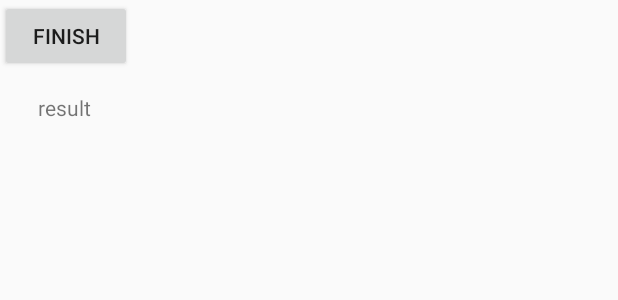
After one commit to junki-gnct/miekaji-app, an Android app: the layout activity_result.xml on its own in the app's theme, with its tools: preview values and no code run, on a phone screen of 412 x 824 dp. The commit adds this screen. Shown: the top 300 px of the screen. Run offline under Robolectric (Android 15) with nearby library versions, the phone set to English and light mode, and no system bars; network calls fail.

```diff
--- a/app/build.gradle
+++ b/app/build.gradle
@@ -49,5 +49,6 @@ dependencies {
     androidTestImplementation 'androidx.test.espresso:espresso-core:3.2.0'
     implementation "androidx.recyclerview:recyclerview:1.1.0"
     implementation "androidx.cardview:cardview:1.0.0"
+    implementation "androidx.fragment:fragment-ktx:1.3.0-alpha04"
 
 }
--- a/app/src/main/AndroidManifest.xml
+++ b/app/src/main/AndroidManifest.xml
@@ -13,9 +13,11 @@
         android:roundIcon="@mipmap/ic_launcher_round"
         android:supportsRtl="true"
         android:theme="@style/AppTheme">
-        <activity android:name=".MeasureActivity"
+        <activity android:name=".ResultActivity"></activity>
+        <activity
+            android:name=".MeasureActivity"
             android:label="@string/title_activity_measure"
-            android:screenOrientation="portrait"></activity>
+            android:screenOrientation="portrait" />
         <activity
             android:name=".MainActivity"
             android:label="@string/app_name"
--- /dev/null
+++ b/app/src/main/res/layout/activity_result.xml
@@ -0,0 +1,26 @@
+<?xml version="1.0" encoding="utf-8"?>
+<androidx.constraintlayout.widget.ConstraintLayout xmlns:android="http://schemas.android.com/apk/res/android"
+    xmlns:app="http://schemas.android.com/apk/res-auto"
+    xmlns:tools="http://schemas.android.com/tools"
+    android:layout_width="match_parent"
+    android:layout_height="match_parent"
+    tools:context=".ResultActivity">
+
+    <Button
+        android:id="@+id/FinishBtn"
+        android:layout_width="wrap_content"
+        android:layout_height="wrap_content"
+        android:text="Finish"
+        app:layout_constraintStart_toStartOf="parent"
+        app:layout_constraintTop_toTopOf="parent" />
+
+    <TextView
+        android:id="@+id/textView6"
+        android:layout_width="wrap_content"
+        android:layout_height="wrap_content"
+        android:layout_marginStart="25dp"
+        android:layout_marginTop="14dp"
+        android:text="result"
+        app:layout_constraintStart_toStartOf="parent"
+        app:layout_constraintTop_toBottomOf="@+id/FinishBtn" />
+</androidx.constraintlayout.widget.ConstraintLayout>
```
Also changed, not shown: app/src/main/java/jp/ac/gifu_nct/miekaji/MeasureActivity.kt (+29 -0 lines), app/src/main/java/jp/ac/gifu_nct/miekaji/ResultActivity.kt (added, +18 -0 lines), app/src/main/java/jp/ac/gifu_nct/miekaji/ui/home/HomeFragment.kt (+55 -6 lines), app/src/main/java/jp/ac/gifu_nct/miekaji/ui/home/KindFragment.kt (+9 -1 lines), app/src/main/res/layout/activity_measure.xml (+11 -0 lines), app/src/main/res/layout/fragment_home.xml (+0 -7 lines).
